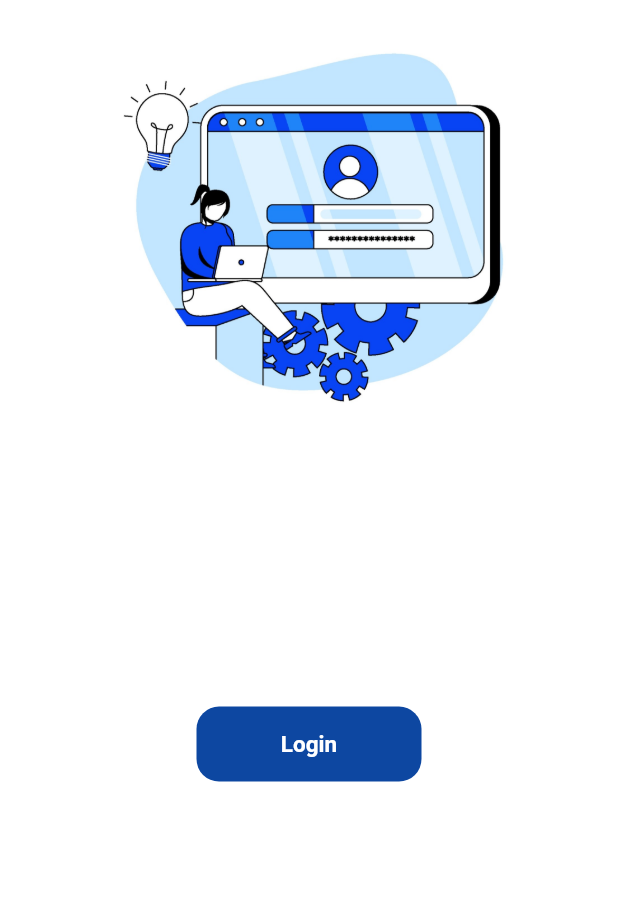
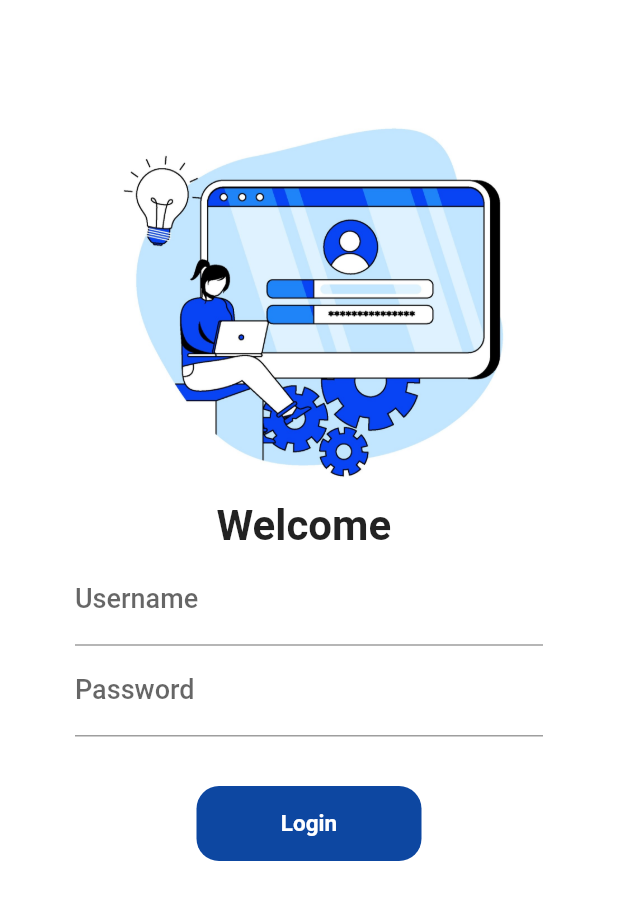
Before and after one commit to MaryaBaloch20/FlutterFirstApp, a Flutter app: the LoginPage screen opened by its route, on a phone screen of 412 x 824 dp. Shown: the top 900 px of the screen. Run offline on Flutter 3.47's test engine with Material 2 defaults, Android fonts, the phone set to English and light mode, and no system bars; our stand-ins replace google_fonts.

Commit message:
Eight complete

```diff
--- a/lib/Pages/Login_Page.dart
+++ b/lib/Pages/Login_Page.dart
@@ -16,10 +16,9 @@
     if (_formkey.currentState!.validate()) {
       setState(() {
         changeButton = true;
-      }
-    );
-    await Future.delayed(const Duration(seconds: 1));
-    await Navigator.pushNamed(context, MyRoutes.homeRoute);
+      });
+      await Future.delayed(const Duration(seconds: 1));
+      await Navigator.pushNamed(context, MyRoutes.homeRoute);
     }
 
     setState(() {
@@ -37,7 +36,7 @@
             child: Column(
               children: [
                 Padding(
-                  padding: const EdgeInsets.fromLTRB(30.0, 30.0, 30.0, 10.0),
+                  padding: const EdgeInsets.fromLTRB(30.0, 80.0, 30.0, 10.0),
                   child: Image.asset(
                     "assets/images/login_image3.jpg",
                     fit: BoxFit.cover,
@@ -63,6 +62,9 @@
                         decoration: const InputDecoration(
                           hintText: "Enter Username",
                           labelText: "Username",
+                          labelStyle: TextStyle(
+                              fontSize: 18, fontWeight: FontWeight.w500),
+                          // hintStyle: TextStyle(color: Colors.black),
                         ),
                         validator: (value) {
                           if (value!.isEmpty) {
@@ -80,8 +82,11 @@
                         decoration: const InputDecoration(
                           hintText: "Enter Password",
                           labelText: "Password",
+                          labelStyle: TextStyle(
+                              fontSize: 18, fontWeight: FontWeight.w500),
+                          // hintStyle: TextStyle(color: Colors.black),
                         ),
-                        validator: ( value) {
+                        validator: (value) {
                           if (value!.isEmpty) {
                             return "Password can not be empty";
                           } else if (value.length < 5) {
--- a/lib/main.dart
+++ b/lib/main.dart
@@ -3,8 +3,8 @@
 import 'package:firt_app/utils/routes.dart';
 import 'package:firt_app/widgets/themes.dart';
 import 'package:flutter/material.dart';
-import 'package:google_fonts/google_fonts.dart';
-import 'package:flutter/src/material/colors.dart';
+// import 'package:google_fonts/google_fonts.dart';
+// import 'package:flutter/src/material/colors.dart';
 
 void main() {
   runApp(const MyApp());
@@ -18,7 +18,7 @@
     return MaterialApp(
       debugShowCheckedModeBanner: false,
       //home: const HomePage(),
-      themeMode: ThemeMode.dark,
+      themeMode: ThemeMode.light,
       theme: MyTheme.lightTheme((context) => null),
       darkTheme: MyTheme.darkTheme((context) => null),
       initialRoute: MyRoutes.homeRoute,
--- a/lib/widgets/themes.dart
+++ b/lib/widgets/themes.dart
@@ -24,6 +24,8 @@
       brightness: Brightness.dark,
       appBarTheme:
           AppBarTheme(backgroundColor: Colors.grey[850], elevation: 0.0),
-      drawerTheme: DrawerThemeData(backgroundColor: Colors.grey[900]));
+      drawerTheme: DrawerThemeData(backgroundColor: Colors.grey[900]),
+
+      );
   // drawerTheme: const DrawerThemeData(backgroundColor: Colors.black54));
 }
```
